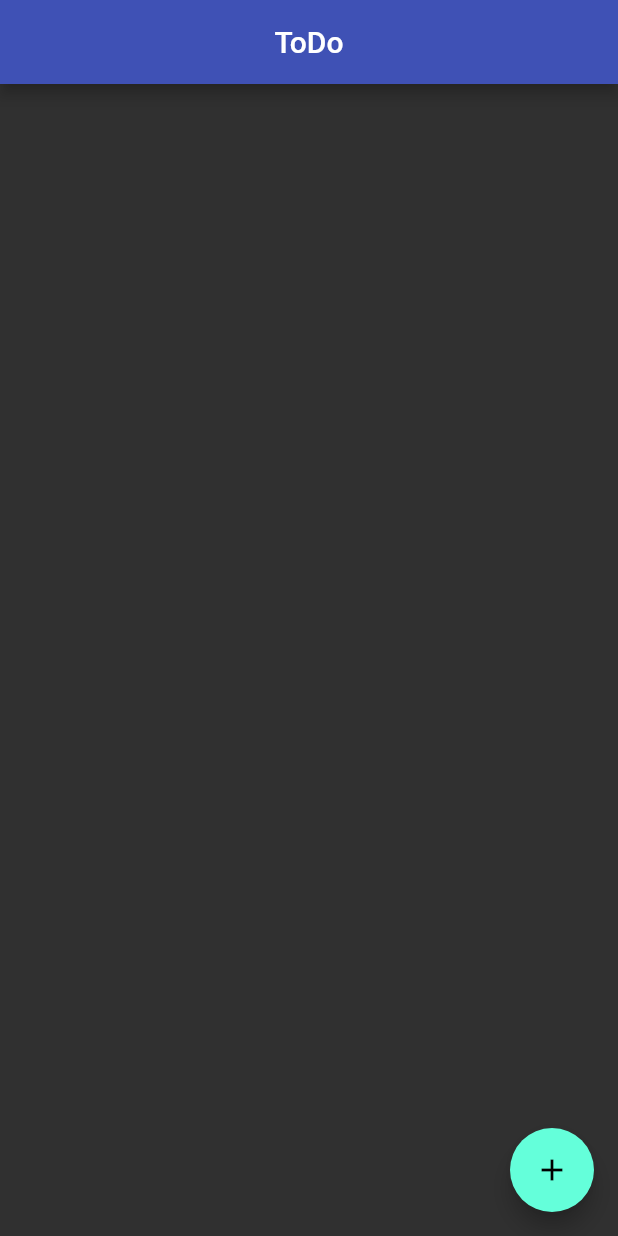
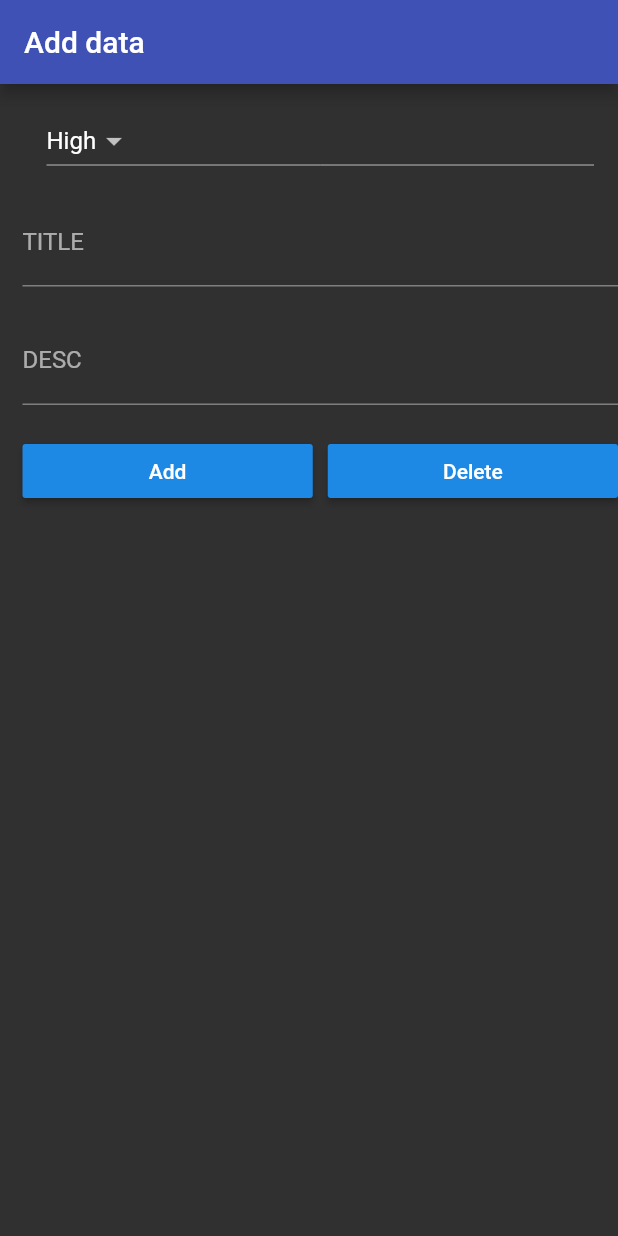
Before and after one commit to m-Arjun/todo-keeper, a Flutter app: the screen it shows after launch, on a phone screen of 412 x 824 dp. Run offline on Flutter 3.47's test engine with Material 2 defaults, Android fonts, the phone set to English and light mode, and no system bars.

Commit message:
added second page

```diff
--- a/lib/main.dart
+++ b/lib/main.dart
@@ -1,5 +1,6 @@
 import 'package:flutter/material.dart';
 import 'package:todo_keeper/screens/mylist.dart';
+import 'package:todo_keeper/screens/newdata.dart';
 
 void main() {
   runApp(MyApp());
@@ -15,7 +16,7 @@ class MyApp extends StatelessWidget {
         primaryColor: Colors.indigo,
 
       ),
-      home:MyList(),
+      home:newdata(),
     );
   }
 }
--- a/lib/screens/mylist.dart
+++ b/lib/screens/mylist.dart
@@ -1,4 +1,5 @@
 import 'package:flutter/material.dart';
+import 'package:todo_keeper/screens/newdata.dart';
 
 class MyList extends StatefulWidget {
   @override
@@ -19,8 +20,10 @@ class _MyListState extends State<MyList> {
 
       floatingActionButton: FloatingActionButton(
         onPressed: (){
-          print('float button');
-        },
+            setState(() {
+
+            });
+          },
         tooltip: 'add',
         child: Icon(Icons.add),
 
--- /dev/null
+++ b/lib/screens/newdata.dart
@@ -0,0 +1,75 @@
+import 'package:flutter/material.dart';
+
+class newdata extends StatefulWidget {
+  @override
+  _newdataState createState() => _newdataState();
+}
+
+class _newdataState extends State<newdata> {
+  static var prio = ['High', 'low'];
+  TextEditingController _title = TextEditingController();
+  TextEditingController _desc = TextEditingController();
+
+  @override
+  Widget build(BuildContext context) {
+    return Scaffold(
+      appBar: AppBar(
+        title: Text('Add data'),
+      ),
+      body: Padding(
+        padding: EdgeInsets.fromLTRB(15, 10, 0, 0),
+        child: ListView(
+          children: <Widget>[
+            ListTile(
+              title: DropdownButton(
+                items: prio
+                    .map((e) => DropdownMenuItem<String>(
+                          value: e,
+                          child: Text(e),
+                        ))
+                    .toList(),
+                onChanged: (value) {
+                  setState(() {
+                    print('in prioriteis');
+                  });
+                },
+                value: 'High',
+              ),
+            ),
+            Padding(
+                padding: EdgeInsets.only(top: 10, bottom: 10),
+                child: TextField(
+                  controller: _title,
+                  onChanged: (value) {
+                    print(value);
+                  },
+                  decoration: InputDecoration(
+                    labelText: 'TITLE',
+                  ),
+                )),
+            Padding(
+              padding: EdgeInsets.only(top: 10, bottom: 10),
+              child: TextField(
+                  controller: _desc,
+                  onChanged: (value) {
+                    print(value);
+                  },
+                  decoration: InputDecoration(
+                    labelText: 'DESC',
+                  )),
+            ),
+            Padding(padding: EdgeInsets.only(top:10,bottom:10),
+            child: Row(
+              children: <Widget>[
+                Expanded(child: RaisedButton(onPressed: (){},child: Text('Add'),)),
+                SizedBox(width: 10,),
+                Expanded(child: RaisedButton(onPressed: (){},child: Text('Delete'),))
+
+              ],
+            ),)
+          ],
+        ),
+      ),
+    );
+  }
+}
```
